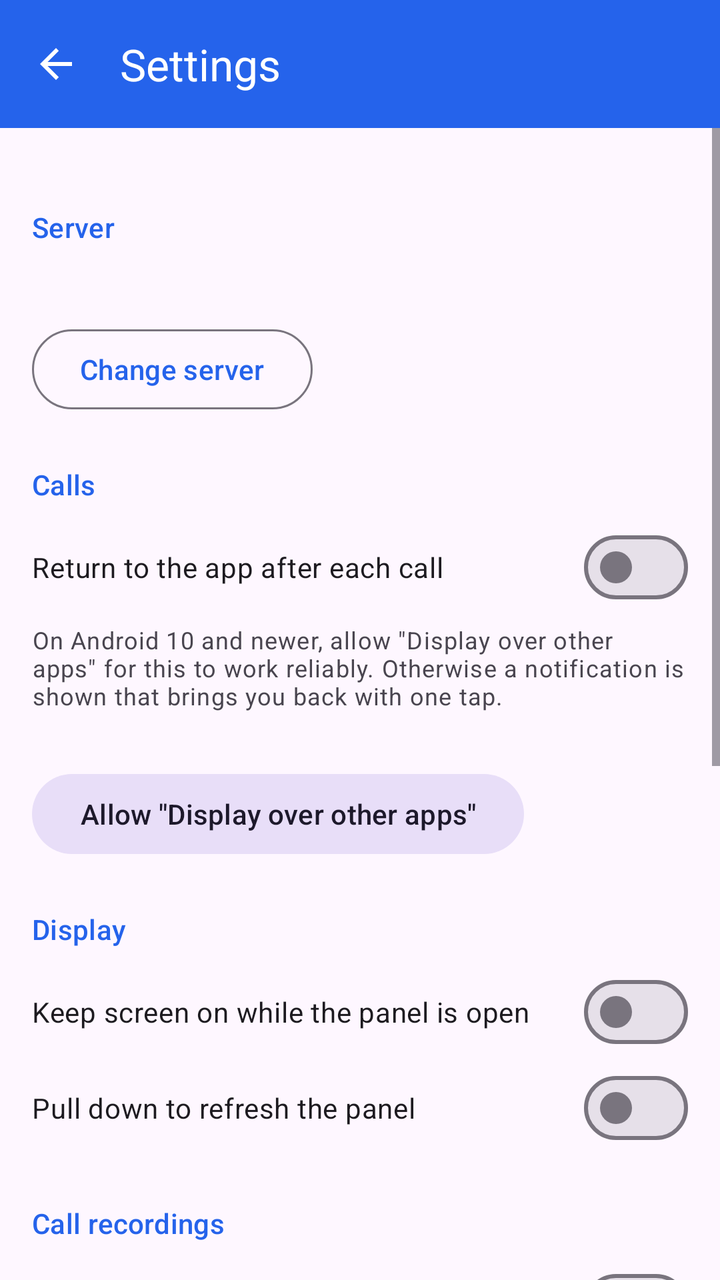
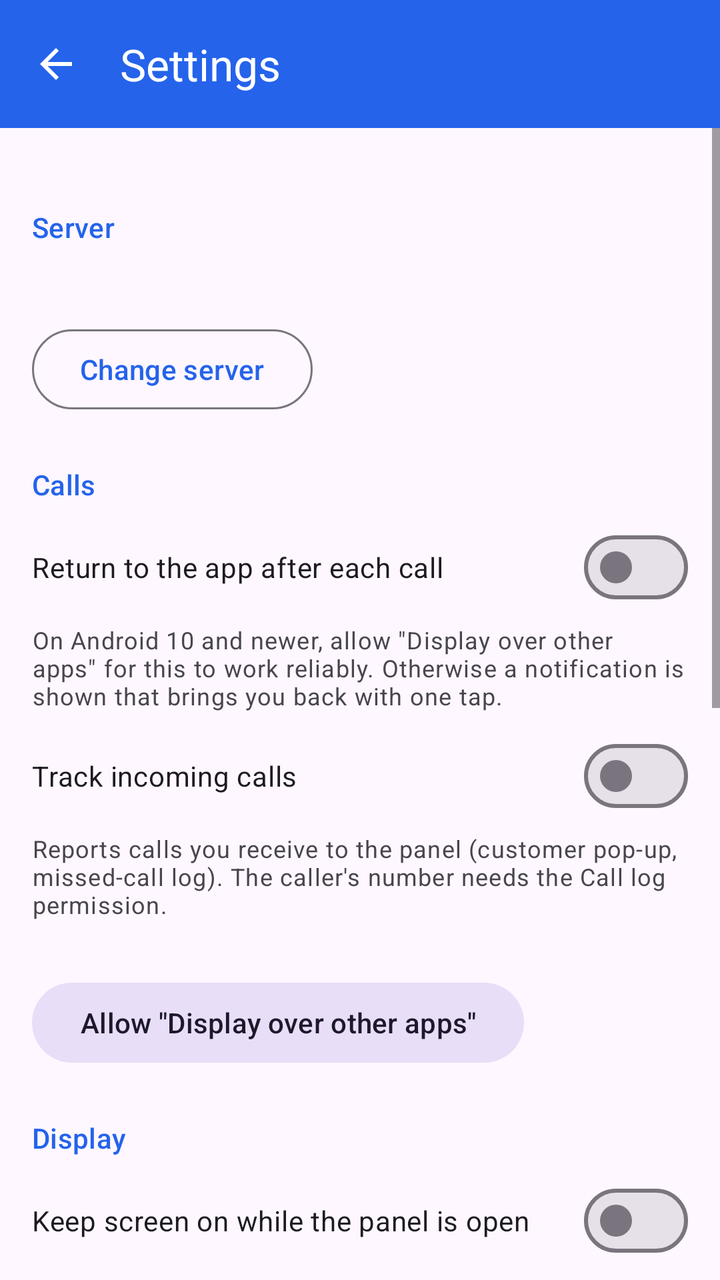

An Android layout rendered at two revisions. The XML below is the earlier revision; the diff shows what the commit changed to produce the second picture.
<!-- AndroidManifest.xml: application theme Theme.SmartAutoDialer -->
<!-- res/layout/activity_settings.xml -->
<?xml version="1.0" encoding="utf-8"?>
<LinearLayout xmlns:android="http://schemas.android.com/apk/res/android"
    xmlns:app="http://schemas.android.com/apk/res-auto"
    android:layout_width="match_parent"
    android:layout_height="match_parent"
    android:orientation="vertical">

    <com.google.android.material.appbar.MaterialToolbar
        android:id="@+id/toolbar"
        android:layout_width="match_parent"
        android:layout_height="?attr/actionBarSize"
        android:background="@color/brand_primary"
        android:theme="@style/ThemeOverlay.Material3.Dark.ActionBar"
        app:navigationIcon="?attr/homeAsUpIndicator"
        app:title="@string/settings_title"
        app:titleTextColor="@color/white" />

    <ScrollView
        android:layout_width="match_parent"
        android:layout_height="0dp"
        android:layout_weight="1">

        <LinearLayout
            android:layout_width="match_parent"
            android:layout_height="wrap_content"
            android:orientation="vertical"
            android:padding="16dp">

            
            <TextView
                style="@style/SettingsSectionHeader"
                android:text="@string/settings_server_section" />

            <TextView
                android:id="@+id/serverUrlText"
                android:layout_width="match_parent"
                android:layout_height="wrap_content"
                android:textAppearance="?attr/textAppearanceBodyLarge"
                android:textIsSelectable="true" />

            <com.google.android.material.button.MaterialButton
                android:id="@+id/changeServerButton"
                style="@style/Widget.Material3.Button.OutlinedButton"
                android:layout_width="wrap_content"
                android:layout_height="wrap_content"
                android:layout_marginTop="8dp"
                android:text="@string/settings_change_server" />

            
            <TextView
                style="@style/SettingsSectionHeader"
                android:text="@string/settings_calls_section" />

            <com.google.android.material.materialswitch.MaterialSwitch
                android:id="@+id/autoReturnSwitch"
                android:layout_width="match_parent"
                android:layout_height="wrap_content"
                android:text="@string/settings_auto_return" />

            <TextView
                style="@style/SettingsHint"
                android:text="@string/settings_auto_return_hint" />

            <TextView
                android:id="@+id/overlayStatus"
                android:layout_width="match_parent"
                android:layout_height="wrap_content"
                android:layout_marginTop="8dp"
                android:textAppearance="?attr/textAppearanceBodyMedium" />

            <com.google.android.material.button.MaterialButton
                android:id="@+id/overlayButton"
                style="@style/Widget.Material3.Button.TonalButton"
                android:layout_width="wrap_content"
                android:layout_height="wrap_content"
                android:text="@string/settings_overlay_button" />

            
            <TextView
                style="@style/SettingsSectionHeader"
                android:text="@string/settings_display_section" />

            <com.google.android.material.materialswitch.MaterialSwitch
                android:id="@+id/keepScreenOnSwitch"
                android:layout_width="match_parent"
                android:layout_height="wrap_content"
                android:text="@string/settings_keep_screen_on" />

            <com.google.android.material.materialswitch.MaterialSwitch
                android:id="@+id/pullToRefreshSwitch"
                android:layout_width="match_parent"
                android:layout_height="wrap_content"
                android:text="@string/settings_pull_to_refresh" />

            
            <TextView
                style="@style/SettingsSectionHeader"
                android:text="@string/settings_recording_section" />

            <com.google.android.material.materialswitch.MaterialSwitch
                android:id="@+id/recordingSwitch"
                android:layout_width="match_parent"
                android:layout_height="wrap_content"
                android:text="@string/settings_recording_upload" />

            <TextView
                style="@style/SettingsHint"
                android:text="@string/settings_recording_hint" />

            <com.google.android.material.textfield.TextInputLayout
                android:id="@+id/recordingFolderLayout"
                style="@style/Widget.Material3.TextInputLayout.OutlinedBox"
                android:layout_width="match_parent"
                android:layout_height="wrap_content"
                android:layout_marginTop="12dp"
                android:hint="@string/settings_recording_folder"
                app:helperText="@string/settings_recording_folder_helper"
                app:helperTextEnabled="true">

                <com.google.android.material.textfield.TextInputEditText
                    android:id="@+id/recordingFolderInput"
                    android:layout_width="match_parent"
                    android:layout_height="wrap_content"
                    android:inputType="textUri"
                    android:maxLines="1" />
            </com.google.android.material.textfield.TextInputLayout>

            <com.google.android.material.button.MaterialButton
                android:id="@+id/presetsButton"
                style="@style/Widget.Material3.Button.TextButton"
                android:layout_width="wrap_content"
                android:layout_height="wrap_content"
                android:text="@string/settings_recording_presets" />

            
            <TextView
                style="@style/SettingsSectionHeader"
                android:text="@string/settings_system_section" />

            <com.google.android.material.button.MaterialButton
                android:id="@+id/permissionsButton"
                style="@style/Widget.Material3.Button.OutlinedButton"
                android:layout_width="match_parent"
                android:layout_height="wrap_content"
                android:text="@string/settings_permissions" />

            <com.google.android.material.button.MaterialButton
                android:id="@+id/batteryButton"
                style="@style/Widget.Material3.Button.OutlinedButton"
                android:layout_width="match_parent"
                android:layout_height="wrap_content"
                android:text="@string/settings_battery" />

            <TextView
                style="@style/SettingsHint"
                android:text="@string/settings_battery_hint" />

            <TextView
                android:id="@+id/versionText"
                android:layout_width="match_parent"
                android:layout_height="wrap_content"
                android:layout_marginTop="24dp"
                android:gravity="center"
                android:textAppearance="?attr/textAppearanceBodySmall" />
        </LinearLayout>
    </ScrollView>
</LinearLayout>
<!-- resources referenced by this layout -->
<resources>
  <color name="brand_primary">#2563EB</color>
  <color name="white">#FFFFFF</color>
  <string name="settings_auto_return">Return to the app after each call</string>
  <string name="settings_auto_return_hint">On Android 10 and newer, allow \"Display over other apps\" for this to work reliably. Otherwise a notification is shown that brings you back with one tap.</string>
  <string name="settings_battery">Battery optimisation settings</string>
  <string name="settings_battery_hint">Exclude the app from battery optimisation so call tracking is not stopped in the background.</string>
  <string name="settings_calls_section">Calls</string>
  <string name="settings_change_server">Change server</string>
  <string name="settings_display_section">Display</string>
  <string name="settings_keep_screen_on">Keep screen on while the panel is open</string>
  <string name="settings_overlay_button">Allow \"Display over other apps\"</string>
  <string name="settings_permissions">Review permissions</string>
  <string name="settings_pull_to_refresh">Pull down to refresh the panel</string>
  <string name="settings_recording_folder">Recordings folder</string>
  <string name="settings_recording_folder_helper">Relative to internal storage, e.g. Recordings/Call</string>
  <string name="settings_recording_hint">Your phone\'s built-in call recorder must be switched on. After each answered call the newest recording in this folder is uploaded to the server.</string>
  <string name="settings_recording_presets">Common folders</string>
  <string name="settings_recording_section">Call recordings</string>
  <string name="settings_recording_upload">Upload call recordings</string>
  <string name="settings_server_section">Server</string>
  <string name="settings_system_section">System</string>
  <string name="settings_title">Settings</string>
  <style name="SettingsHint">
          <item name="android:layout_width">match_parent</item>
          <item name="android:layout_height">wrap_content</item>
          <item name="android:layout_marginTop">4dp</item>
          <item name="android:textAppearance">?attr/textAppearanceBodySmall</item>
      </style>
  <style name="SettingsSectionHeader">
          <item name="android:layout_width">match_parent</item>
          <item name="android:layout_height">wrap_content</item>
          <item name="android:layout_marginTop">24dp</item>
          <item name="android:layout_marginBottom">8dp</item>
          <item name="android:textAppearance">?attr/textAppearanceTitleSmall</item>
          <item name="android:textColor">?attr/colorPrimary</item>
      </style>
  <style name="Theme.SmartAutoDialer" parent="Theme.Material3.DayNight.NoActionBar">
          <item name="colorPrimary">@color/brand_primary</item>
          <item name="colorOnPrimary">@color/white</item>
          <item name="colorPrimaryContainer">@color/brand_primary_container</item>
          <item name="colorOnPrimaryContainer">@color/brand_on_primary_container</item>
          <item name="colorSecondary">@color/brand_secondary</item>
          <item name="android:statusBarColor">@color/brand_primary_dark</item>
          <item name="android:windowLightStatusBar">false</item>
      </style>
  <color name="brand_primary_container">#DBE5FF</color>
  <color name="brand_on_primary_container">#0B2A6F</color>
  <color name="brand_secondary">#0EA5E9</color>
  <color name="brand_primary_dark">#1D4ED8</color>
</resources>

<!-- the commit's change to res/layout/activity_settings.xml (unified diff, before → after) -->
@@ -60,6 +60,17 @@
             <TextView
                 style="@style/SettingsHint"
                 android:text="@string/settings_auto_return_hint" />
+
+            <com.google.android.material.materialswitch.MaterialSwitch
+                android:id="@+id/incomingTrackingSwitch"
+                android:layout_width="match_parent"
+                android:layout_height="wrap_content"
+                android:layout_marginTop="8dp"
+                android:text="@string/settings_incoming_tracking" />
+
+            <TextView
+                style="@style/SettingsHint"
+                android:text="@string/settings_incoming_tracking_hint" />
 
             <TextView
                 android:id="@+id/overlayStatus"
<!-- resource entries referenced after the edit -->
@@ -9,6 +9,8 @@
   <string name="settings_calls_section">Calls</string>
   <string name="settings_change_server">Change server</string>
   <string name="settings_display_section">Display</string>
+  <string name="settings_incoming_tracking">Track incoming calls</string>
+  <string name="settings_incoming_tracking_hint">Reports calls you receive to the panel (customer pop-up, missed-call log). The caller\'s number needs the Call log permission.</string>
   <string name="settings_keep_screen_on">Keep screen on while the panel is open</string>
   <string name="settings_overlay_button">Allow \"Display over other apps\"</string>
   <string name="settings_permissions">Review permissions</string>
